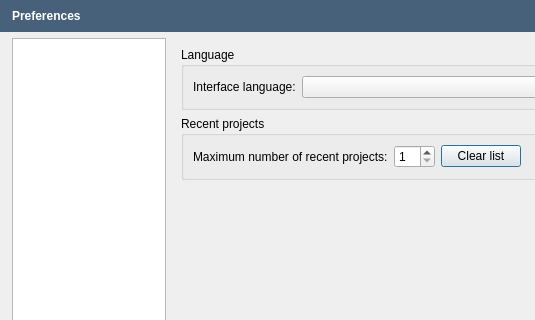
Above: src/apps/openfluid-builder/base/PreferencesDialog.ui from OpenFLUID/openfluid before the change; both pictures show x 0 to 535 and y 0 to 320 of the 800 by 500 pixel window. Below: the same form after it.
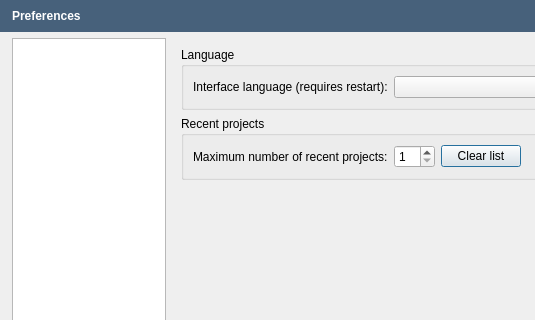
That is the form after the change. The open tabs and pages were chosen to show the change.

Patch:
```diff
--- a/src/apps/openfluid-builder/base/PreferencesDialog.ui
+++ b/src/apps/openfluid-builder/base/PreferencesDialog.ui
@@ -126,7 +126,7 @@
                </sizepolicy>
               </property>
               <property name="text">
-               <string>Interface language:</string>
+               <string>Interface language (requires restart):</string>
               </property>
              </widget>
             </item>
```
Left out of the diff: 4 changed lines with no effect on the pictures.
